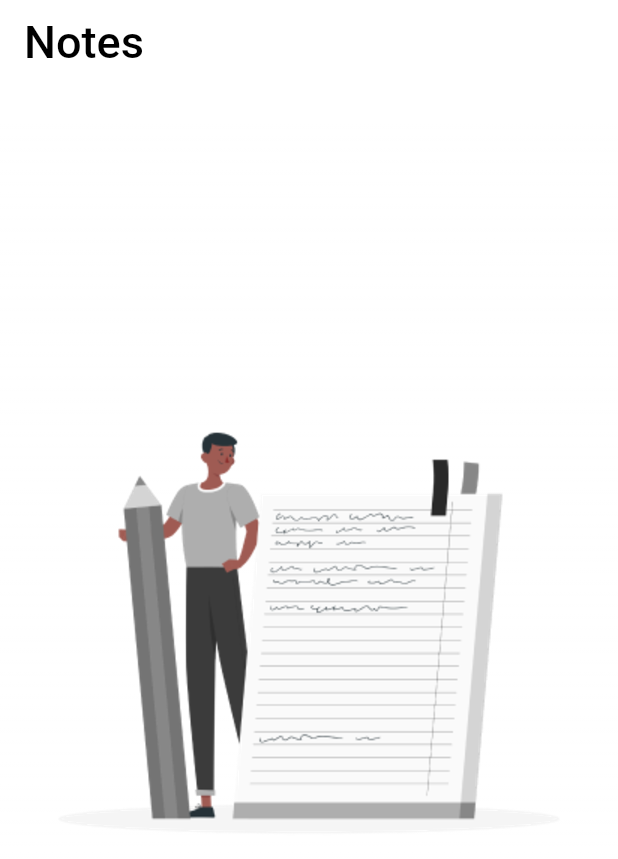
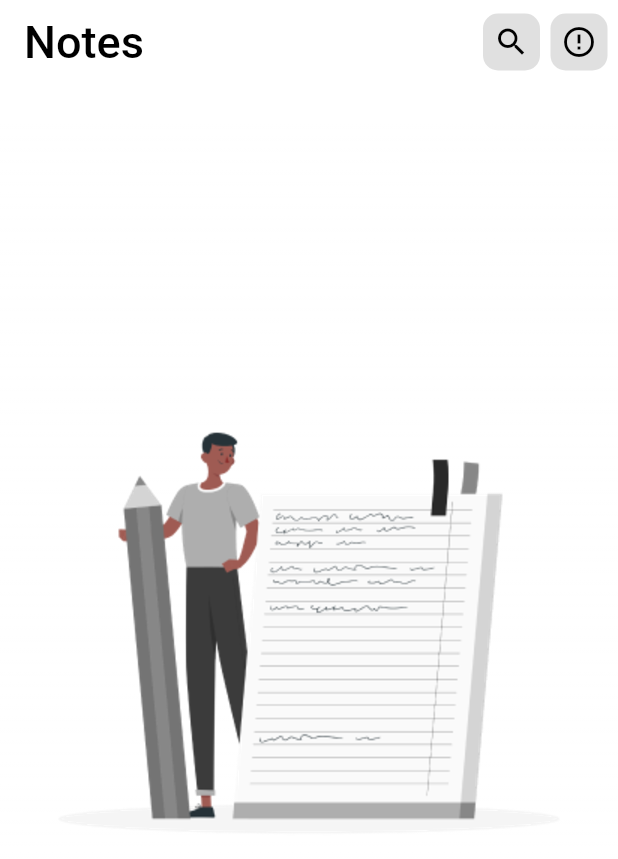
Before and after one commit to AbdElrhmanmwadi/Notes_App, a Flutter app: the screen it shows after launch, on a phone screen of 412 x 824 dp. Shown: the top 859 px of the screen. Run offline on Flutter 3.47's test engine with Material 2 defaults, Android fonts, the phone set to English and light mode, and no system bars.

Commit message:
Add AppBar

```diff
--- a/lib/homeScreen.dart
+++ b/lib/homeScreen.dart
@@ -28,26 +28,46 @@ class HomeScreen extends StatelessWidget {
               fontSize: 30,
             ),
           ),
-          // actions: [
-          //   Container(
-          //       decoration: BoxDecoration(
-          //         borderRadius: BorderRadius.circular(10),
-          //         color: Colors.amber,
-          //       ),
-          //       margin: EdgeInsets.all(10),
-          //       padding: EdgeInsets.all(5),
-          //       child: Icon(
-          //         Icons.search,
-          //         color: Colors.black,
-          //       )),
-          //   OutlinedButton(
-          //       style: IconButton.styleFrom(backgroundColor: Colors.red),
-          //       onPressed: () {},
-          //       child: Icon(
-          //         Icons.search,
-          //         color: Colors.black,
-          //       )),
-          // ],
+          actions: [
+            //
+            ButtonBar(
+              buttonPadding: EdgeInsets.all(7),
+              children: [
+                //
+                InkWell(
+                  splashFactory: InkSplash.splashFactory,
+                  borderRadius: BorderRadius.circular(10),
+                  onTap: () {},
+                  child: Container(
+                      decoration: BoxDecoration(
+                        borderRadius: BorderRadius.circular(10),
+                        color: Colors.black12,
+                      ),
+                      padding: EdgeInsets.all(7),
+                      child: Icon(
+                        Icons.search,
+                        color: Colors.black,
+                      )),
+                ),
+                //
+                InkWell(
+                  splashFactory: InkSplash.splashFactory,
+                  borderRadius: BorderRadius.circular(10),
+                  onTap: () {},
+                  child: Container(
+                      decoration: BoxDecoration(
+                        borderRadius: BorderRadius.circular(10),
+                        color: Colors.black12,
+                      ),
+                      padding: EdgeInsets.all(7),
+                      child: Icon(
+                        Icons.error_outline_outlined,
+                        color: Colors.black,
+                      )),
+                ),
+              ],
+            )
+          ],
         ),
         body: Center(
           child: Column(
```
